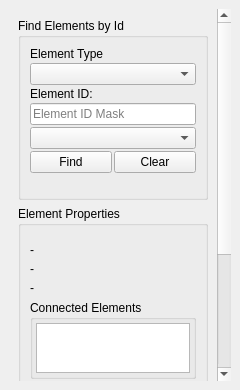
qgisred/QGISRed, file ui/qgisred_element_explorer_dock.ui: the form before one commit.
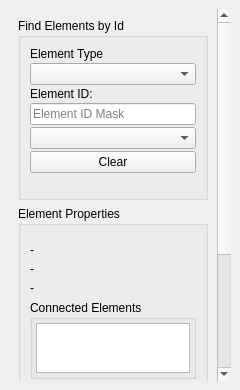
The form after the commit. Custom widgets are drawn as their Qt base class.

Commit message: Element Explorer: remove find button

Diff of the .ui file:
```diff
--- a/ui/qgisred_element_explorer_dock.ui
+++ b/ui/qgisred_element_explorer_dock.ui
@@ -135,25 +135,6 @@
                <property name="spacing">
                 <number>2</number>
                </property>
-               <item>
-                <widget class="QPushButton" name="btFind">
-                 <property name="sizePolicy">
-                  <sizepolicy hsizetype="Expanding" vsizetype="Fixed">
-                   <horstretch>0</horstretch>
-                   <verstretch>0</verstretch>
-                  </sizepolicy>
-                 </property>
-                 <property name="minimumSize">
-                  <size>
-                   <width>20</width>
-                   <height>0</height>
-                  </size>
-                 </property>
-                 <property name="text">
-                  <string>Find</string>
-                 </property>
-                </widget>
-               </item>
                <item>
                 <widget class="QPushButton" name="btClear">
                  <property name="sizePolicy">
```
The commit also changes 1 other file.
